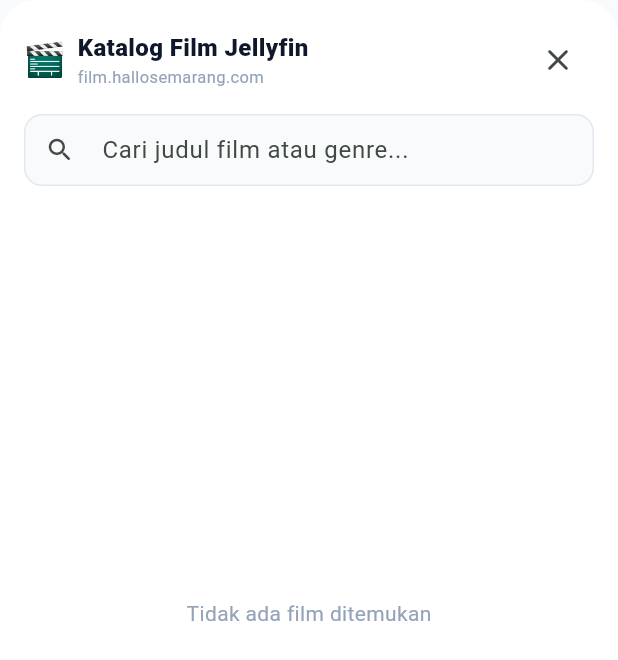
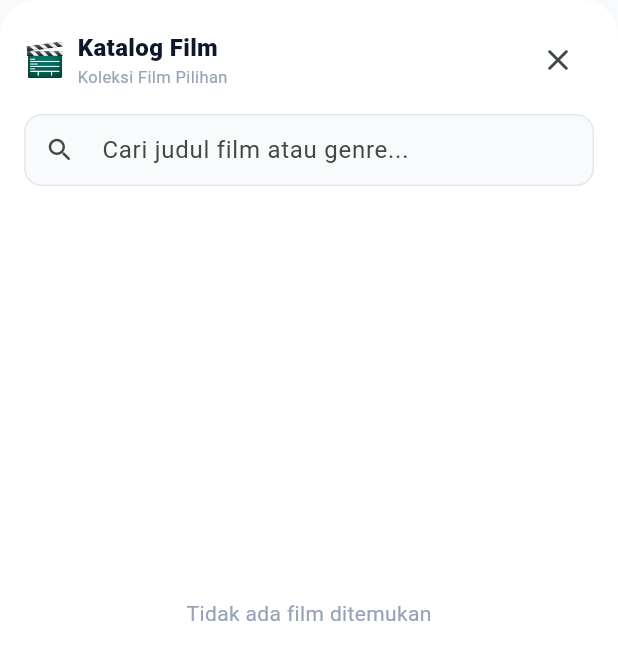
Before and after one commit to zusfan-ops/duitku, a Flutter app: the _JellyfinCatalogSheet widget shown alone on an empty page, opened directly with empty values, on a phone screen of 412 x 824 dp. Shown: the top 660 px of the screen. Run offline on Flutter 3.47's test engine with Material 3 defaults, Android fonts, the phone set to English and light mode, and no system bars; our stand-ins replace connectivity_plus, fl_chart, image_picker, package_info_plus, pdf, printing and 3 more; missing offline and left inert: google_mlkit_text_recognition, home_widget, mobile_scanner; accounts and stored records are empty; network calls fail.

```diff
--- a/duitku_app/lib/widgets/tv_streaming_card.dart
+++ b/duitku_app/lib/widgets/tv_streaming_card.dart
@@ -393,7 +393,7 @@ class _TvStreamingCardState extends State<TvStreamingCard> {
                     borderRadius: BorderRadius.circular(6),
                   ),
                   child: const Text(
-                    'JELLYFIN',
+                    'FILM HD',
                     style: TextStyle(
                       fontSize: 10,
                       fontWeight: FontWeight.w900,
@@ -748,7 +748,7 @@ class _TvStreamingCardState extends State<TvStreamingCard> {
                   backgroundColor: AppColors.bg,
                 ),
                 icon: const Text(
-                  'Lihat Semua Film (Jellyfin)',
+                  'Lihat Semua Film',
                   style: TextStyle(
                     fontSize: 12.5,
                     fontWeight: FontWeight.w800,
@@ -765,7 +765,7 @@ class _TvStreamingCardState extends State<TvStreamingCard> {
   }
 }
 
-// ── BOTTOM SHEET: KATALOG FILM JELLYFIN ──
+// ── BOTTOM SHEET: KATALOG FILM ──
 class _JellyfinCatalogSheet extends StatefulWidget {
   final List<JellyfinMovie> movies;
   final ValueChanged<JellyfinMovie> onSelectMovie;
@@ -812,11 +812,11 @@ class _JellyfinCatalogSheetState extends State<_JellyfinCatalogSheet> {
                     crossAxisAlignment: CrossAxisAlignment.start,
                     children: [
                       Text(
-                        'Katalog Film Jellyfin',
+                        'Katalog Film',
                         style: TextStyle(fontSize: 16, fontWeight: FontWeight.w900, color: AppColors.textPrimary),
                       ),
                       Text(
-                        'film.hallosemarang.com',
+                        'Koleksi Film Pilihan',
                         style: TextStyle(fontSize: 11, color: AppColors.textMuted),
                       ),
                     ],
```
Also changed, not shown: 1 other file.
